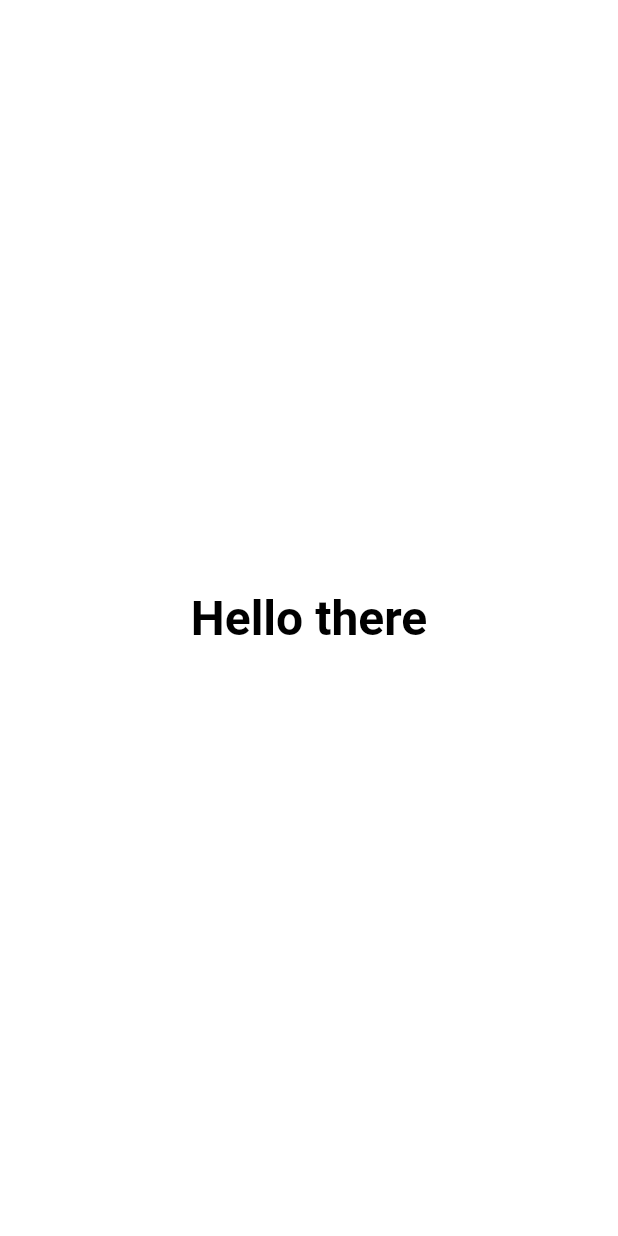
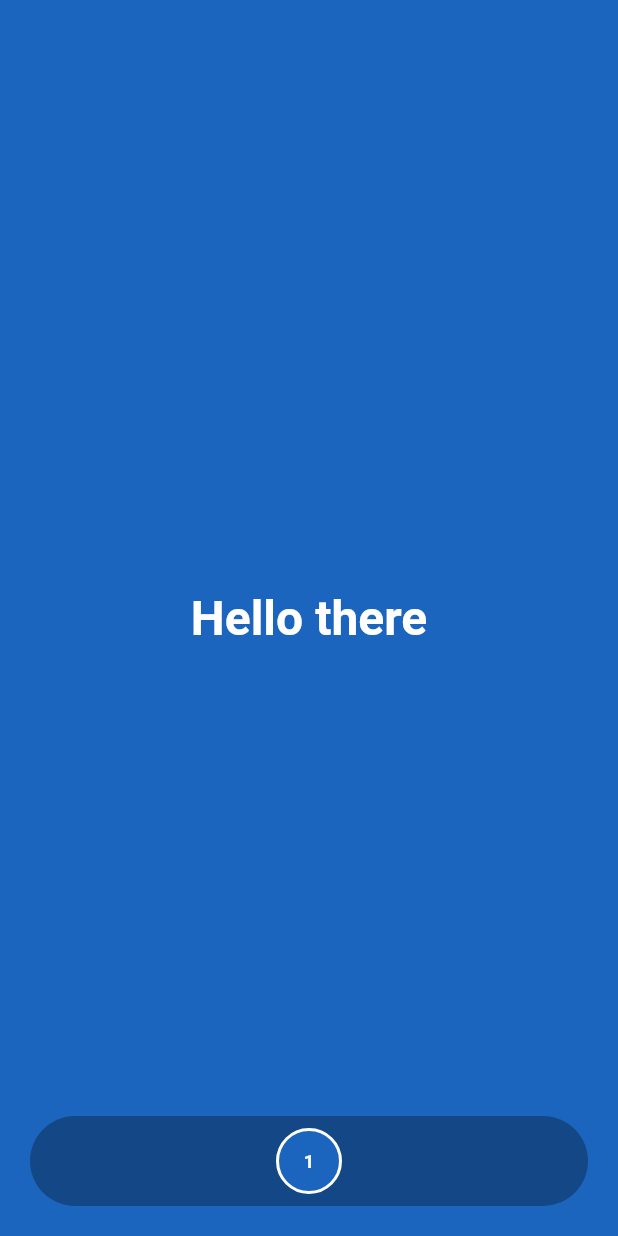
Before and after one commit to wieczorek0807/solid_flutter_test_task, a Flutter app: the screen it shows after launch, on a phone screen of 412 x 824 dp. Run offline on Flutter 3.47's test engine with Material 3 defaults, Android fonts, the light colour scheme and no system bars; our stand-ins replace flutter_bloc.

Commit message:
add color history

```diff
--- a/lib/features/random_color_background/presentation/cubit/color_cubit.dart
+++ b/lib/features/random_color_background/presentation/cubit/color_cubit.dart
@@ -1,21 +1,53 @@
 import 'package:flutter/material.dart';
 import 'package:flutter_bloc/flutter_bloc.dart';
 import 'package:solid_flutter_test_task/features/random_color_background/domain/services/random_color_background_service.dart';
+import 'package:solid_flutter_test_task/features/random_color_background/presentation/cubit/color_state.dart';
 
-/// Manages the background color state.
+/// Manages the background color state and history.
 ///
 /// Emits new colors when requested using the injected color service.
-class ColorCubit extends Cubit<Color> {
+/// Maintains a history of the last 10 colors.
+class ColorCubit extends Cubit<ColorState> {
   /// Creates a [ColorCubit] with the given color service.
   ///
-  /// Starts with a white background.
-  ColorCubit(this._colorService) : super(Colors.white);
+  /// Starts with a random color and empty history.
+  ColorCubit(this._colorService) : super(ColorState.initial()) {
+    // Generate initial random color
+    _emitWithHistory(_colorService.getRandomColor());
+  }
 
   final RandomColorBackgroundService _colorService;
+  static const int _maxHistorySize = 10;
 
   /// Changes the background color to a new random one.
   void changeColor() {
     final newColor = _colorService.getRandomColor();
-    emit(newColor);
+    _emitWithHistory(newColor);
+  }
+
+  /// Restores a color from history.
+  void restoreColorFromHistory(Color color) {
+    _emitWithHistory(color);
+  }
+
+  /// Emits a color and adds it to history.
+  void _emitWithHistory(Color color) {
+    List<Color> newHistory = List.from(state.colorHistory);
+    newHistory.insert(0, color);
+
+    // Keep only last 10 colors
+    if (newHistory.length > _maxHistorySize) {
+      newHistory = newHistory.take(_maxHistorySize).toList();
+    }
+
+    emit(state.copyWith(
+      currentColor: color,
+      colorHistory: newHistory,
+    ));
+  }
+
+  /// Clears the color history.
+  void clearHistory() {
+    emit(state.copyWith(colorHistory: []));
   }
 }
--- /dev/null
+++ b/lib/features/random_color_background/presentation/cubit/color_state.dart
@@ -0,0 +1,35 @@
+import 'package:flutter/material.dart';
+
+/// State class for color management.
+class ColorState {
+  /// Current background color.
+  final Color currentColor;
+
+  /// List of color history (max 10 colors).
+  final List<Color> colorHistory;
+
+  /// Creates a [ColorState].
+  const ColorState({
+    required this.currentColor,
+    required this.colorHistory,
+  });
+
+  /// Creates initial state with white background.
+  factory ColorState.initial() {
+    return const ColorState(
+      currentColor: Colors.white,
+      colorHistory: [],
+    );
+  }
+
+  /// Creates a copy with updated values.
+  ColorState copyWith({
+    Color? currentColor,
+    List<Color>? colorHistory,
+  }) {
+    return ColorState(
+      currentColor: currentColor ?? this.currentColor,
+      colorHistory: colorHistory ?? this.colorHistory,
+    );
+  }
+}
--- a/lib/features/random_color_background/presentation/screens/color_changing_screen.dart
+++ b/lib/features/random_color_background/presentation/screens/color_changing_screen.dart
@@ -1,6 +1,8 @@
 import 'package:flutter/material.dart';
 import 'package:flutter_bloc/flutter_bloc.dart';
 import 'package:solid_flutter_test_task/features/random_color_background/presentation/cubit/color_cubit.dart';
+import 'package:solid_flutter_test_task/features/random_color_background/presentation/cubit/color_state.dart';
+import 'package:solid_flutter_test_task/features/random_color_background/presentation/widgets/color_history_widget.dart';
 
 /// Screen showing "Hello there" and changing background color on tap.
 ///
@@ -11,27 +13,43 @@ class ColorChangingScreen extends StatelessWidget {
 
   @override
   Widget build(BuildContext context) {
-    return BlocBuilder<ColorCubit, Color>(
-      builder: (context, backgroundColor) {
+    return BlocBuilder<ColorCubit, ColorState>(
+      builder: (context, colorState) {
         return GestureDetector(
           onTap: () => context.read<ColorCubit>().changeColor(),
           child: AnimatedContainer(
             duration: const Duration(milliseconds: 800),
             curve: Curves.easeInOut,
-            color: backgroundColor,
+            color: colorState.currentColor,
             child: Scaffold(
               backgroundColor: Colors.transparent,
-              body: Center(
+              body: Stack(
+                children: [
+                  // Main content
+                  Center(
                     child: AnimatedDefaultTextStyle(
                       duration: const Duration(milliseconds: 400),
                       curve: Curves.easeInOut,
                       style: TextStyle(
                         fontSize: 32,
                         fontWeight: FontWeight.bold,
-                    color: _getContrastColor(backgroundColor),
+                        color: _getContrastColor(colorState.currentColor),
                       ),
                       child: const Text('Hello there'),
                     ),
+                  ),
+
+                  // Color history
+                  if (colorState.colorHistory.isNotEmpty)
+                    Positioned(
+                      bottom: 20,
+                      left: 20,
+                      right: 20,
+                      child: ColorHistoryWidget(
+                        colorHistory: colorState.colorHistory,
+                      ),
+                    ),
+                ],
               ),
             ),
           ),
@@ -42,7 +60,7 @@ class ColorChangingScreen extends StatelessWidget {
 
   /// Returns black for light backgrounds and white for dark ones.
   Color _getContrastColor(Color backgroundColor) {
-    // Calculate luminance using standard formula
+    // Calculate luminance
     final luminance =
         (0.299 * (backgroundColor.r * 255.0).round() +
             0.587 * (backgroundColor.g * 255.0).round() +
--- /dev/null
+++ b/lib/features/random_color_background/presentation/widgets/color_history_widget.dart
@@ -0,0 +1,77 @@
+import 'package:flutter/material.dart';
+import 'package:flutter_bloc/flutter_bloc.dart';
+import 'package:solid_flutter_test_task/features/random_color_background/presentation/cubit/color_cubit.dart';
+
+/// Widget displaying color history as horizontal scrollable chips.
+///
+/// Shows up to 10 colors in a horizontal row
+class ColorHistoryWidget extends StatelessWidget {
+  /// List of colors to display in history.
+  final List<Color> colorHistory;
+
+  /// Creates a [ColorHistoryWidget].
+  const ColorHistoryWidget({
+    required this.colorHistory,
+    super.key,
+  });
+
+  @override
+  Widget build(BuildContext context) {
+    return Container(
+      height: 60,
+      decoration: BoxDecoration(
+        color: Colors.black.withValues(alpha: 0.3),
+        borderRadius: BorderRadius.circular(30),
+      ),
+      child: Row(
+        mainAxisAlignment: MainAxisAlignment.center,
+        children: colorHistory.asMap().entries.map((entry) {
+          final index = entry.key;
+          final color = entry.value;
+          return Padding(
+            padding: const EdgeInsets.symmetric(horizontal: 4, vertical: 8),
+            child: GestureDetector(
+              onTap: () => context
+                  .read<ColorCubit>()
+                  .restoreColorFromHistory(color),
+              child: Container(
+                width: 44,
+                height: 44,
+                decoration: BoxDecoration(
+                  color: color,
+                  shape: BoxShape.circle,
+                  border: Border.all(
+                    color: Colors.white,
+                    width: 2,
+                  ),
+                ),
+                child: Center(
+                  child: Text(
+                    '${index + 1}',
+                    style: TextStyle(
+                      color: _getContrastColor(color),
+                      fontWeight: FontWeight.bold,
+                      fontSize: 12,
+                    ),
+                  ),
+                ),
+              ),
+            ),
+          );
+        }).toList(),
+      ),
+    );
+  }
+
+  /// Returns black for light backgrounds and white for dark ones.
+  Color _getContrastColor(Color backgroundColor) {
+    // Calculate luminance using standard formula
+    final luminance =
+        (0.299 * (backgroundColor.r * 255.0).round() +
+            0.587 * (backgroundColor.g * 255.0).round() +
+            0.114 * (backgroundColor.b * 255.0).round()) /
+        255;
+
+    return luminance > 0.5 ? Colors.black : Colors.white;
+  }
+}
```
Lines whose indentation alone changed are shown as unchanged.
